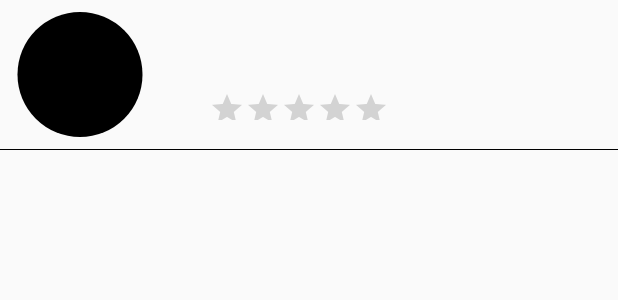
After one commit to nayelfares/Medical, an Android app: the layout doctor_item_row.xml on its own in the app's theme, with its tools: preview values and no code run, on a phone screen of 412 x 824 dp. The commit adds this screen. Shown: the top 300 px of the screen. Run offline under Robolectric (Android 15) with nearby library versions, the phone set to English and light mode, and no system bars; network calls fail.

Commit message:
rating view

```diff
--- a/app/build.gradle
+++ b/app/build.gradle
@@ -48,5 +48,5 @@ dependencies {
     implementation 'com.github.bumptech.glide:glide:4.11.0'
     annotationProcessor 'com.github.bumptech.glide:compiler:4.11.0'
     implementation 'com.ramotion.cardslider:card-slider:0.3.1'  // Image slider
-
+    implementation 'de.hdodenhof:circleimageview:3.1.0'
 }
--- a/app/src/main/AndroidManifest.xml
+++ b/app/src/main/AndroidManifest.xml
@@ -14,7 +14,7 @@
         android:theme="@style/AppTheme.Fullscreen">
         <activity android:name=".ui.ArticalsActivity"/>
         <activity android:name=".ui.ArticleDetails" />
-        <activity android:name=".ui.Search" />
+        <activity android:name=".ui.ConsultantsActivity" />
         <activity android:name=".ui.Register" />
         <activity android:name=".MainActivity" />
         <activity android:name=".ui.LoginActivity">
--- /dev/null
+++ b/app/src/main/res/layout/doctor_item_row.xml
@@ -0,0 +1,66 @@
+<?xml version="1.0" encoding="utf-8"?>
+<LinearLayout xmlns:android="http://schemas.android.com/apk/res/android"
+    android:orientation="vertical"
+    android:id="@+id/row"
+    android:layout_width="match_parent"
+    android:layout_height="100dp">
+    <LinearLayout
+        android:layout_width="match_parent"
+        android:layout_height="99dp"
+        android:orientation="horizontal">
+        <de.hdodenhof.circleimageview.CircleImageView
+            android:layout_width="0dp"
+            android:layout_height="match_parent"
+            android:layout_weight="0.7"
+            android:src="@color/black"
+            android:padding="8dp"
+            android:id="@+id/image"/>
+        <LinearLayout
+            android:layout_width="0dp"
+            android:layout_height="match_parent"
+            android:layout_weight="2"
+            android:orientation="vertical">
+            <TextView
+                android:layout_width="match_parent"
+                android:layout_height="0dp"
+                android:layout_weight="2"
+                android:id="@+id/name"
+                android:paddingTop="8dp"
+                android:paddingStart="16dp"
+                android:gravity="start"
+                android:textAlignment="viewStart"
+                android:textSize="18sp"
+                android:textStyle="bold"
+                android:textColor="@color/black"/>
+            <TextView
+                android:layout_width="match_parent"
+                android:layout_height="0dp"
+                android:layout_weight="2"
+                android:id="@+id/specialization"
+                android:paddingStart="16dp"
+                android:gravity="start"
+                android:textStyle="italic"
+                android:textAlignment="viewStart"
+                android:textSize="12sp"
+                android:textColor="@color/black"/>
+            <RatingBar
+                android:layout_width="wrap_content"
+                android:layout_height="0dp"
+                android:layout_weight="2.5"
+                android:id="@+id/rating"
+                android:numStars="5"
+                android:gravity="center"
+                android:scaleX=".5"
+                android:scaleY=".5"
+                android:transformPivotX="0dp"
+                android:transformPivotY="0dp"
+                android:isIndicator="true"
+                android:layout_gravity="center"/>
+        </LinearLayout>
+
+    </LinearLayout>
+    <View
+        android:layout_width="match_parent"
+        android:layout_height="0.5dp"
+        android:background="@color/black"/>
+</LinearLayout>
```
Also changed, not shown: app/src/main/java/com/emarketing/medical/MainActivity.kt (+6 -6 lines), app/src/main/java/com/emarketing/medical/data/Doctor.kt (added, +18 -0 lines), app/src/main/java/com/emarketing/medical/data/RequestInterface.kt (+8 -0 lines), app/src/main/java/com/emarketing/medical/ui/ConsultantsActivity.kt (added, +33 -0 lines), app/src/main/java/com/emarketing/medical/ui/ConsultantsView.kt (added, +8 -0 lines), app/src/main/java/com/emarketing/medical/vm/ConsultantsViewModel.kt (added, +31 -0 lines), app/src/main/java/com/emarketing/medical/vm/DoctorAdapter.kt (added, +58 -0 lines).
